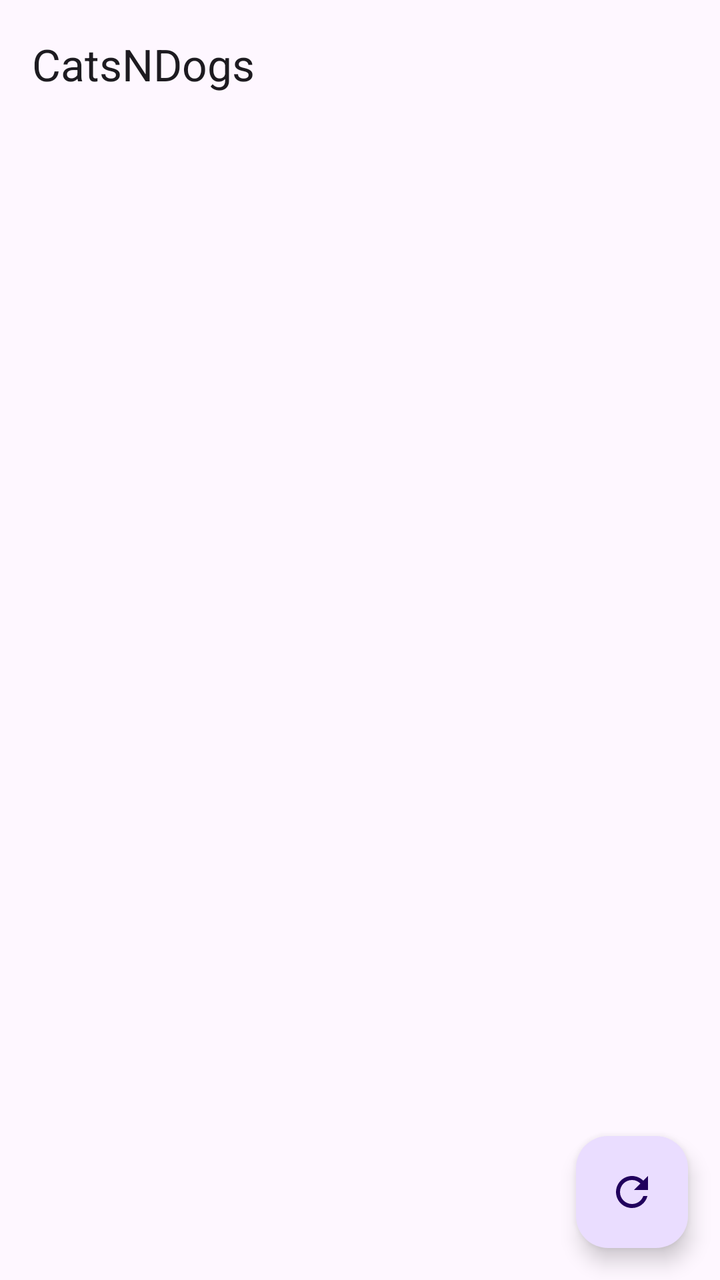
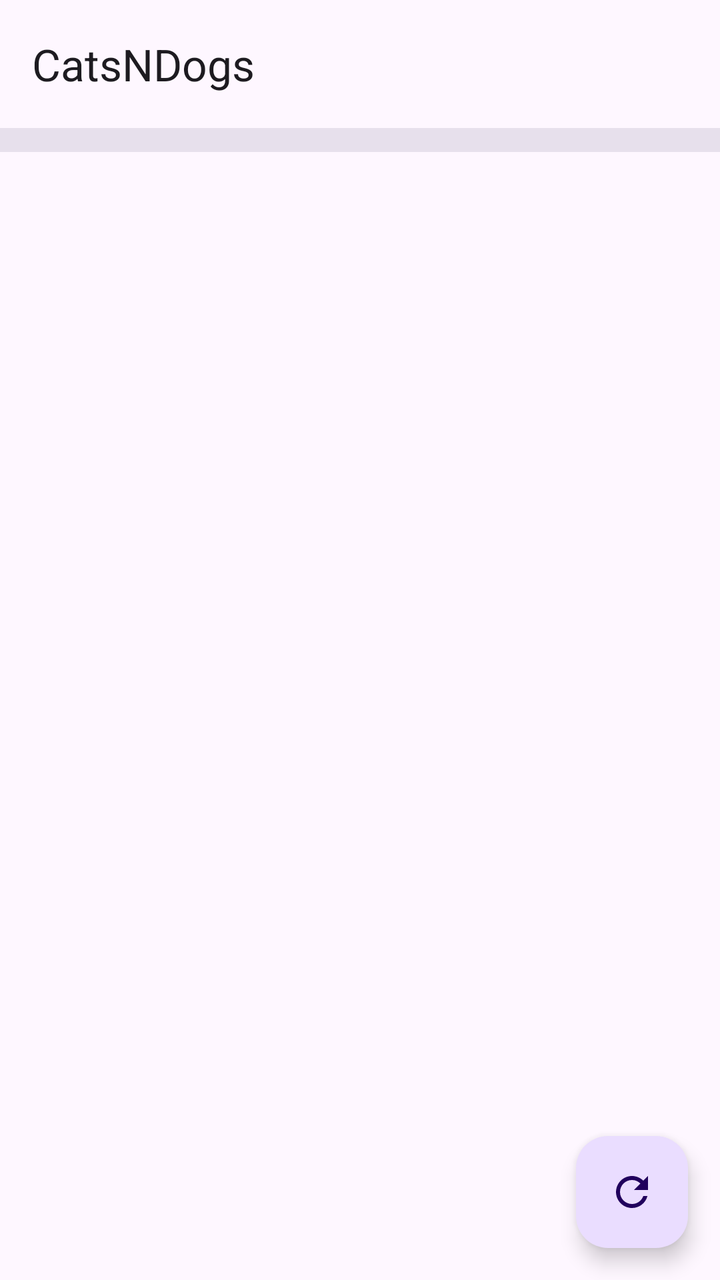

The first picture is an Android layout as it rendered before a commit; the second is the same layout after the commit. The layout source and the unified diff follow.
<!-- AndroidManifest.xml: application theme Theme.CatsNDogs -->
<!-- res/layout/activity_main.xml -->
<?xml version="1.0" encoding="utf-8"?>
<androidx.coordinatorlayout.widget.CoordinatorLayout xmlns:android="http://schemas.android.com/apk/res/android"
    xmlns:app="http://schemas.android.com/apk/res-auto"
    android:layout_width="match_parent"
    android:layout_height="match_parent">

    <com.google.android.material.appbar.AppBarLayout
        android:layout_width="match_parent"
        android:layout_height="wrap_content">

        <com.google.android.material.appbar.MaterialToolbar
            android:id="@+id/toolbar"
            android:layout_width="match_parent"
            android:layout_height="?attr/actionBarSize"
            app:title="@string/app_name" />

    </com.google.android.material.appbar.AppBarLayout>

    <androidx.recyclerview.widget.RecyclerView
        android:id="@+id/recyclerViewImages"
        android:layout_width="match_parent"
        android:layout_height="match_parent"
        android:clipToPadding="false"
        android:paddingBottom="80dp"
        app:layout_behavior="@string/appbar_scrolling_view_behavior" />

    <com.google.android.material.floatingactionbutton.FloatingActionButton
        android:id="@+id/fabRefresh"
        android:layout_width="wrap_content"
        android:layout_height="wrap_content"
        android:layout_gravity="bottom|end"
        android:layout_margin="16dp"
        android:contentDescription="@string/refresh"
        app:srcCompat="@drawable/ic_refresh" />

</androidx.coordinatorlayout.widget.CoordinatorLayout>
<!-- resources referenced by this layout -->
<resources>
  <!-- drawable ic_refresh (drawable) -->
  <vector xmlns:android="http://schemas.android.com/apk/res/android"
      android:width="24dp"
      android:height="24dp"
      android:viewportWidth="24"
      android:viewportHeight="24"
      android:tint="?attr/colorOnPrimary">
      <path
          android:fillColor="@android:color/white"
          android:pathData="M17.65,6.35C16.2,4.9 14.21,4 12,4c-4.42,0 -7.99,3.58 -7.99,8s3.57,8 7.99,8c3.73,0 6.84,-2.55 7.73,-6h-2.08c-0.82,2.33 -3.04,4 -5.65,4 -3.31,0 -6,-2.69 -6,-6s2.69,-6 6,-6c1.66,0 3.14,0.69 4.22,1.78L13,11h7V4l-2.35,2.35z" />
  </vector>
  <string name="app_name">CatsNDogs</string>
  <string name="refresh">Refresh</string>
  <style name="Theme.CatsNDogs" parent="Base.Theme.CatsNDogs" />
  <style name="Base.Theme.CatsNDogs" parent="Theme.Material3.DayNight.NoActionBar">
          
          
      </style>
</resources>

<!-- the commit's change to res/layout/activity_main.xml (unified diff, before → after) -->
@@ -14,6 +14,12 @@
             android:layout_height="?attr/actionBarSize"
             app:title="@string/app_name" />
 
+        <include
+            android:id="@+id/favoritesBarView"
+            layout="@layout/view_favorites_bar"
+            android:layout_width="match_parent"
+            android:layout_height="wrap_content" />
+
     </com.google.android.material.appbar.AppBarLayout>
 
     <androidx.recyclerview.widget.RecyclerView
@@ -22,6 +28,16 @@
         android:layout_height="match_parent"
         android:clipToPadding="false"
         android:paddingBottom="80dp"
+        app:layout_behavior="@string/appbar_scrolling_view_behavior" />
+
+    
+    <ProgressBar
+        android:id="@+id/progressBar"
+        style="?android:attr/progressBarStyle"
+        android:layout_width="wrap_content"
+        android:layout_height="wrap_content"
+        android:layout_gravity="center"
+        android:visibility="gone"
         app:layout_behavior="@string/appbar_scrolling_view_behavior" />
 
     <com.google.android.material.floatingactionbutton.FloatingActionButton
@@ -34,3 +50,79 @@
         app:srcCompat="@drawable/ic_refresh" />
 
 </androidx.coordinatorlayout.widget.CoordinatorLayout>
+<!-- res/layout/view_favorites_bar.xml (included above) -->
+<?xml version="1.0" encoding="utf-8"?>
+<HorizontalScrollView
+    xmlns:android="http://schemas.android.com/apk/res/android"
+    xmlns:app="http://schemas.android.com/apk/res-auto"
+    android:id="@+id/favoritesBarScroll"
+    android:layout_width="match_parent"
+    android:layout_height="wrap_content"
+    android:background="?attr/colorSurfaceVariant"
+    android:paddingVertical="6dp"
+    android:scrollbars="none"
+    app:layout_scrollFlags="noScroll">
+
+    <LinearLayout
+        android:id="@+id/favoritesBarLayout"
+        android:layout_width="wrap_content"
+        android:layout_height="wrap_content"
+        android:orientation="horizontal"
+        android:paddingHorizontal="8dp"
+        android:gravity="center_vertical">
+
+        
+
+        <com.google.android.material.imageview.ShapeableImageView
+            android:id="@+id/imgFav1"
+            android:layout_width="52dp"
+            android:layout_height="52dp"
+            android:layout_marginHorizontal="4dp"
+            android:scaleType="centerCrop"
+            android:contentDescription="@string/image_content_description"
+            android:visibility="gone"
+            app:shapeAppearanceOverlay="@style/ShapeAppearance.Circular" />
+
+        <com.google.android.material.imageview.ShapeableImageView
+            android:id="@+id/imgFav2"
+            android:layout_width="52dp"
+            android:layout_height="52dp"
+            android:layout_marginHorizontal="4dp"
+            android:scaleType="centerCrop"
+            android:contentDescription="@string/image_content_description"
+            android:visibility="gone"
+            app:shapeAppearanceOverlay="@style/ShapeAppearance.Circular" />
+
+        <com.google.android.material.imageview.ShapeableImageView
+            android:id="@+id/imgFav3"
+            android:layout_width="52dp"
+            android:layout_height="52dp"
+            android:layout_marginHorizontal="4dp"
+            android:scaleType="centerCrop"
+            android:contentDescription="@string/image_content_description"
+            android:visibility="gone"
+            app:shapeAppearanceOverlay="@style/ShapeAppearance.Circular" />
+
+        <com.google.android.material.imageview.ShapeableImageView
+            android:id="@+id/imgFav4"
+            android:layout_width="52dp"
+            android:layout_height="52dp"
+            android:layout_marginHorizontal="4dp"
+            android:scaleType="centerCrop"
+            android:contentDescription="@string/image_content_description"
+            android:visibility="gone"
+            app:shapeAppearanceOverlay="@style/ShapeAppearance.Circular" />
+
+        <com.google.android.material.imageview.ShapeableImageView
+            android:id="@+id/imgFav5"
+            android:layout_width="52dp"
+            android:layout_height="52dp"
+            android:layout_marginHorizontal="4dp"
+            android:scaleType="centerCrop"
+            android:contentDescription="@string/image_content_description"
+            android:visibility="gone"
+            app:shapeAppearanceOverlay="@style/ShapeAppearance.Circular" />
+
+    </LinearLayout>
+
+</HorizontalScrollView>
<!-- resource entries referenced after the edit -->
@@ -12,7 +12,12 @@
           android:pathData="M17.65,6.35C16.2,4.9 14.21,4 12,4c-4.42,0 -7.99,3.58 -7.99,8s3.57,8 7.99,8c3.73,0 6.84,-2.55 7.73,-6h-2.08c-0.82,2.33 -3.04,4 -5.65,4 -3.31,0 -6,-2.69 -6,-6s2.69,-6 6,-6c1.66,0 3.14,0.69 4.22,1.78L13,11h7V4l-2.35,2.35z" />
   </vector>
   <string name="app_name">CatsNDogs</string>
+  <string name="image_content_description">Imagem de cão</string>
   <string name="refresh">Refresh</string>
+  <style name="ShapeAppearance.Circular" parent="">
+          <item name="cornerFamily">rounded</item>
+          <item name="cornerSize">50%</item>
+      </style>
   <style name="Theme.CatsNDogs" parent="Base.Theme.CatsNDogs" />
   <style name="Base.Theme.CatsNDogs" parent="Theme.Material3.DayNight.NoActionBar">
           
